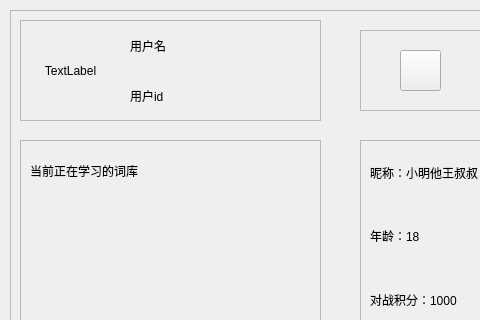
First picture: the form in student_main.ui, repository duoaidaoc/word-memorize-software, before the edit; both pictures show x 0 to 480 and y 0 to 320 of the 947 by 559 pixel window.
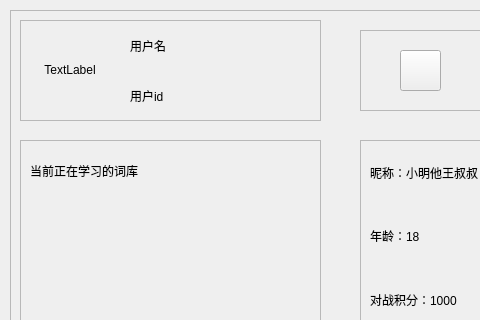
Second picture: the form after the edit. Custom widgets are drawn as their Qt base class.

What changed in the file:
```diff
--- a/student_main.ui
+++ b/student_main.ui
@@ -633,8 +633,8 @@
       <rect>
        <x>10</x>
        <y>10</y>
-       <width>81</width>
-       <height>81</height>
+       <width>80</width>
+       <height>80</height>
       </rect>
      </property>
      <property name="text">
```
